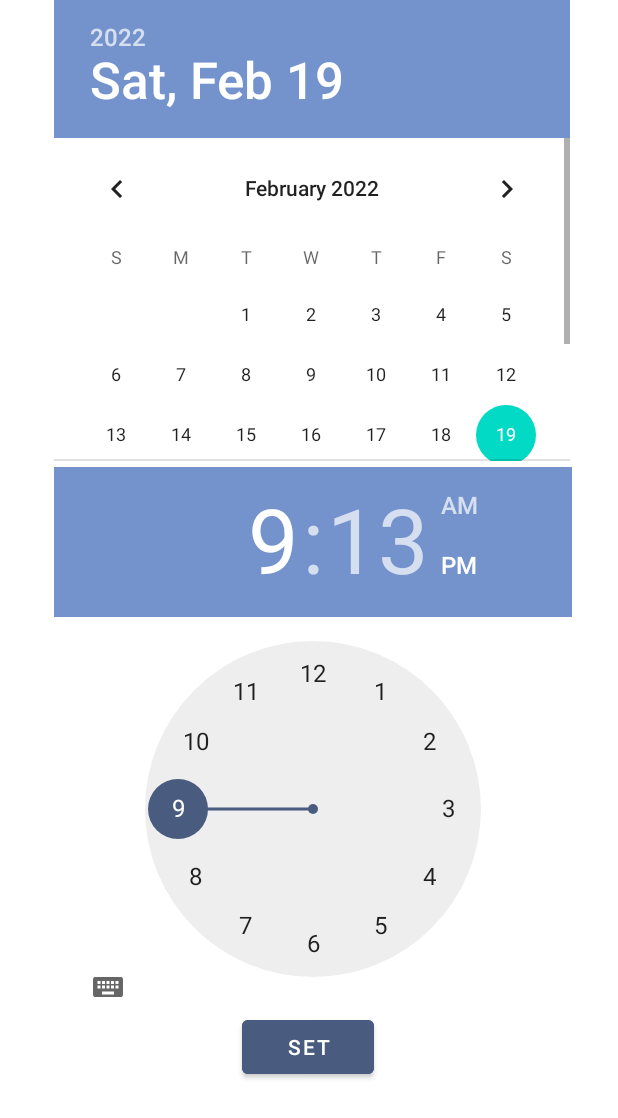
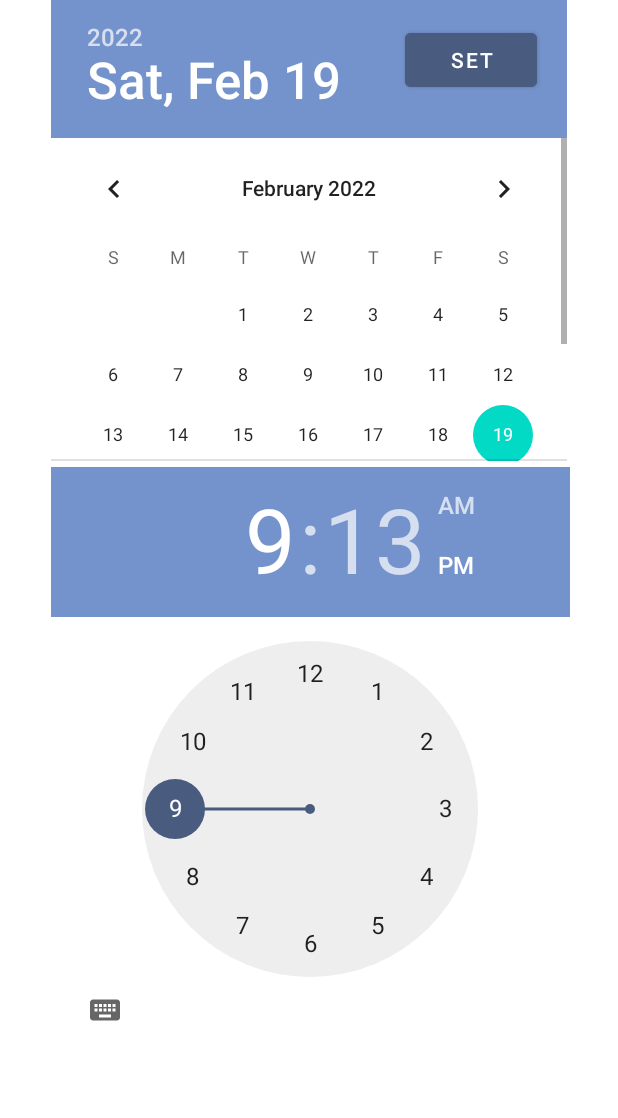
Before and after one commit to daniyusra/BookMarkTracker, an Android app: the layout date_time_picker.xml on its own in the app's theme, with its tools: preview values and no code run, on a phone screen of 412 x 824 dp. Shown: the top 1118 px of the screen. Run offline under Robolectric (Android 15) with nearby library versions, the phone set to English and light mode, and no system bars.

```diff
--- a/app/src/main/res/layout/date_time_picker.xml
+++ b/app/src/main/res/layout/date_time_picker.xml
@@ -11,7 +11,6 @@
         android:id="@+id/date_picker"
         android:layout_width="344dp"
         android:layout_height="307dp"
-        android:layout_marginStart="36dp"
         android:calendarViewShown="true"
         android:dayOfWeekBackground="@color/lightblue"
         android:focusableInTouchMode="false"
@@ -19,13 +18,14 @@
         android:nestedScrollingEnabled="false"
         android:spinnersShown="false"
         android:yearListSelectorColor="@color/theblue"
+        app:layout_constraintEnd_toEndOf="parent"
         app:layout_constraintStart_toStartOf="parent"
         app:layout_constraintTop_toTopOf="parent" />
 
     <TimePicker
         android:id="@+id/time_picker"
-        android:layout_width="345dp"
-        android:layout_height="353dp"
+        android:layout_width="346dp"
+        android:layout_height="383dp"
         android:layout_marginTop="4dp"
         android:headerBackground="@color/lightblue"
         android:nestedScrollingEnabled="false"
@@ -37,13 +37,10 @@
         android:id="@+id/date_time_set"
         android:layout_width="wrap_content"
         android:layout_height="wrap_content"
-        android:layout_marginTop="9dp"
+        android:layout_marginTop="16dp"
+        android:layout_marginEnd="20dp"
+        android:backgroundTint="@color/theblue"
         android:text="Set"
-        app:layout_constraintBottom_toBottomOf="parent"
-        app:layout_constraintEnd_toEndOf="parent"
-        app:layout_constraintHorizontal_bias="0.498"
-        app:layout_constraintStart_toStartOf="parent"
-        app:layout_constraintTop_toBottomOf="@+id/time_picker"
-        app:layout_constraintVertical_bias="0.0"
-        android:backgroundTint="@color/theblue"/>
+        app:layout_constraintEnd_toEndOf="@+id/date_picker"
+        app:layout_constraintTop_toTopOf="@+id/date_picker" />
 </androidx.constraintlayout.widget.ConstraintLayout>
```
